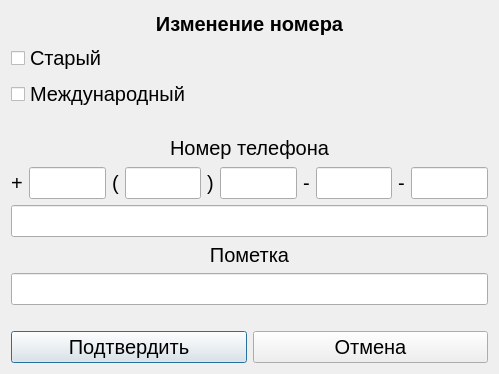
Before: the Qt Designer form component.ui in Yavlados/VKR, drawn with Qt 5.
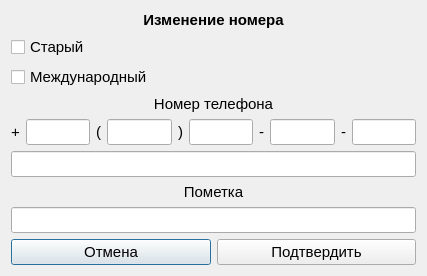
After: the same form once the commit is applied.

Patch:
```diff
--- a/component.ui
+++ b/component.ui
@@ -9,8 +9,8 @@
    <rect>
     <x>0</x>
     <y>0</y>
-    <width>499</width>
-    <height>374</height>
+    <width>427</width>
+    <height>274</height>
    </rect>
   </property>
   <property name="windowTitle">
@@ -19,12 +19,52 @@
   <property name="modal">
    <bool>false</bool>
   </property>
-  <layout class="QVBoxLayout" name="verticalLayout_2">
-   <item>
+  <layout class="QGridLayout" name="gridLayout">
+   <item row="3" column="0">
+    <widget class="QLabel" name="label_7">
+     <property name="font">
+      <font>
+       <pointsize>11</pointsize>
+      </font>
+     </property>
+     <property name="text">
+      <string>Номер телефона</string>
+     </property>
+     <property name="alignment">
+      <set>Qt::AlignCenter</set>
+     </property>
+    </widget>
+   </item>
+   <item row="1" column="0">
+    <widget class="QCheckBox" name="cb_oldnum">
+     <property name="font">
+      <font>
+       <pointsize>11</pointsize>
+      </font>
+     </property>
+     <property name="text">
+      <string>Старый</string>
+     </property>
+    </widget>
+   </item>
+   <item row="8" column="0">
+    <spacer name="verticalSpacer_2">
+     <property name="orientation">
+      <enum>Qt::Vertical</enum>
+     </property>
+     <property name="sizeHint" stdset="0">
+      <size>
+       <width>20</width>
+       <height>40</height>
+      </size>
+     </property>
+    </spacer>
+   </item>
+   <item row="0" column="0">
     <widget class="QLabel" name="label_8">
      <property name="font">
       <font>
-       <pointsize>15</pointsize>
+       <pointsize>11</pointsize>
        <weight>75</weight>
        <bold>true</bold>
       </font>
@@ -37,23 +77,20 @@
      </property>
     </widget>
    </item>
-   <item>
-    <widget class="QCheckBox" name="cb_oldnum">
+   <item row="5" column="0">
+    <widget class="QLineEdit" name="lineEdit">
      <property name="font">
       <font>
-       <pointsize>15</pointsize>
+       <pointsize>11</pointsize>
       </font>
      </property>
-     <property name="text">
-      <string>Старый</string>
-     </property>
     </widget>
    </item>
-   <item>
+   <item row="2" column="0">
     <widget class="QCheckBox" name="cb_m_n">
      <property name="font">
       <font>
-       <pointsize>15</pointsize>
+       <pointsize>11</pointsize>
       </font>
      </property>
      <property name="text">
@@ -61,41 +98,69 @@
      </property>
     </widget>
    </item>
-   <item>
-    <spacer name="horizontalSpacer">
-     <property name="orientation">
-      <enum>Qt::Horizontal</enum>
-     </property>
-     <property name="sizeHint" stdset="0">
-      <size>
-       <width>40</width>
-       <height>20</height>
-      </size>
-     </property>
-    </spacer>
+   <item row="6" column="0">
+    <layout class="QVBoxLayout" name="vl_for_mark">
+     <item>
+      <widget class="QLabel" name="label_6">
+       <property name="font">
+        <font>
+         <pointsize>11</pointsize>
+        </font>
+       </property>
+       <property name="text">
+        <string>Пометка</string>
+       </property>
+       <property name="alignment">
+        <set>Qt::AlignCenter</set>
+       </property>
+      </widget>
+     </item>
+     <item>
+      <widget class="QLineEdit" name="lineEdit_7">
+       <property name="font">
+        <font>
+         <pointsize>11</pointsize>
+        </font>
+       </property>
+      </widget>
+     </item>
+    </layout>
    </item>
-   <item>
-    <widget class="QLabel" name="label_7">
-     <property name="font">
-      <font>
-       <pointsize>15</pointsize>
-      </font>
-     </property>
-     <property name="text">
-      <string>Номер телефона</string>
-     </property>
-     <property name="alignment">
-      <set>Qt::AlignCenter</set>
-     </property>
-    </widget>
+   <item row="7" column="0">
+    <layout class="QHBoxLayout" name="horizontalLayout_2">
+     <item>
+      <widget class="QPushButton" name="pb_cancel">
+       <property name="font">
+        <font>
+         <pointsize>11</pointsize>
+        </font>
+       </property>
+       <property name="text">
+        <string>Отмена</string>
+       </property>
+      </widget>
+     </item>
+     <item>
+      <widget class="QPushButton" name="pb_ok">
+       <property name="font">
+        <font>
+         <pointsize>11</pointsize>
+        </font>
+       </property>
+       <property name="text">
+        <string>Подтвердить</string>
+       </property>
+      </widget>
+     </item>
+    </layout>
    </item>
-   <item>
+   <item row="4" column="0">
     <layout class="QHBoxLayout" name="hl_for_normal_n">
      <item>
       <widget class="QLabel" name="label">
        <property name="font">
         <font>
-         <pointsize>15</pointsize>
+         <pointsize>11</pointsize>
         </font>
        </property>
        <property name="text">
@@ -107,7 +172,7 @@
       <widget class="QLineEdit" name="le_1">
        <property name="font">
         <font>
-         <pointsize>15</pointsize>
+         <pointsize>11</pointsize>
         </font>
        </property>
        <property name="alignment">
@@ -122,7 +187,7 @@
       <widget class="QLabel" name="label_2">
        <property name="font">
         <font>
-         <pointsize>15</pointsize>
+         <pointsize>11</pointsize>
         </font>
        </property>
        <property name="text">
@@ -134,7 +199,7 @@
       <widget class="QLineEdit" name="le_2">
        <property name="font">
         <font>
-         <pointsize>15</pointsize>
+         <pointsize>11</pointsize>
         </font>
        </property>
        <property name="alignment">
@@ -146,7 +211,7 @@
       <widget class="QLabel" name="label_3">
        <property name="font">
         <font>
-         <pointsize>15</pointsize>
+         <pointsize>11</pointsize>
         </font>
        </property>
        <property name="text">
@@ -158,7 +223,7 @@
       <widget class="QLineEdit" name="le_3">
        <property name="font">
         <font>
-         <pointsize>15</pointsize>
+         <pointsize>11</pointsize>
         </font>
        </property>
        <property name="alignment">
@@ -170,7 +235,7 @@
       <widget class="QLabel" name="label_4">
        <property name="font">
         <font>
-         <pointsize>15</pointsize>
+         <pointsize>11</pointsize>
         </font>
        </property>
        <property name="text">
@@ -182,7 +247,7 @@
       <widget class="QLineEdit" name="le_4">
        <property name="font">
         <font>
-         <pointsize>15</pointsize>
+         <pointsize>11</pointsize>
         </font>
        </property>
        <property name="alignment">
@@ -194,7 +259,7 @@
       <widget class="QLabel" name="label_5">
        <property name="font">
         <font>
-         <pointsize>15</pointsize>
+         <pointsize>11</pointsize>
         </font>
        </property>
        <property name="text">
@@ -206,7 +271,7 @@
       <widget class="QLineEdit" name="le_5">
        <property name="font">
         <font>
-         <pointsize>15</pointsize>
+         <pointsize>11</pointsize>
         </font>
        </property>
        <property name="alignment">
@@ -216,84 +281,6 @@
      </item>
     </layout>
    </item>
-   <item>
-    <widget class="QLineEdit" name="lineEdit">
-     <property name="font">
-      <font>
-       <pointsize>15</pointsize>
-      </font>
-     </property>
-    </widget>
-   </item>
-   <item>
-    <layout class="QVBoxLayout" name="vl_for_mark">
-     <item>
-      <widget class="QLabel" name="label_6">
-       <property name="font">
-        <font>
-         <pointsize>15</pointsize>
-        </font>
-       </property>
-       <property name="text">
-        <string>Пометка</string>
-       </property>
-       <property name="alignment">
-        <set>Qt::AlignCenter</set>
-       </property>
-      </widget>
-     </item>
-     <item>
-      <widget class="QLineEdit" name="lineEdit_7">
-       <property name="font">
-        <font>
-         <pointsize>15</pointsize>
-        </font>
-       </property>
-      </widget>
-     </item>
-    </layout>
-   </item>
-   <item>
-    <spacer name="horizontalSpacer_2">
-     <property name="orientation">
-      <enum>Qt::Horizontal</enum>
-     </property>
-     <property name="sizeHint" stdset="0">
-      <size>
-       <width>40</width>
-       <height>20</height>
-      </size>
-     </property>
-    </spacer>
-   </item>
-   <item>
-    <layout class="QHBoxLayout" name="horizontalLayout_2">
-     <item>
-      <widget class="QPushButton" name="pb_ok">
-       <property name="font">
-        <font>
-         <pointsize>15</pointsize>
-        </font>
-       </property>
-       <property name="text">
-        <string>Подтвердить</string>
-       </property>
-      </widget>
-     </item>
-     <item>
-      <widget class="QPushButton" name="pb_cancel">
-       <property name="font">
-        <font>
-         <pointsize>15</pointsize>
-        </font>
-       </property>
-       <property name="text">
-        <string>Отмена</string>
-       </property>
-      </widget>
-     </item>
-    </layout>
-   </item>
   </layout>
  </widget>
  <resources/>
```
Left out of the diff: 3 changed lines with no effect on the pictures.
